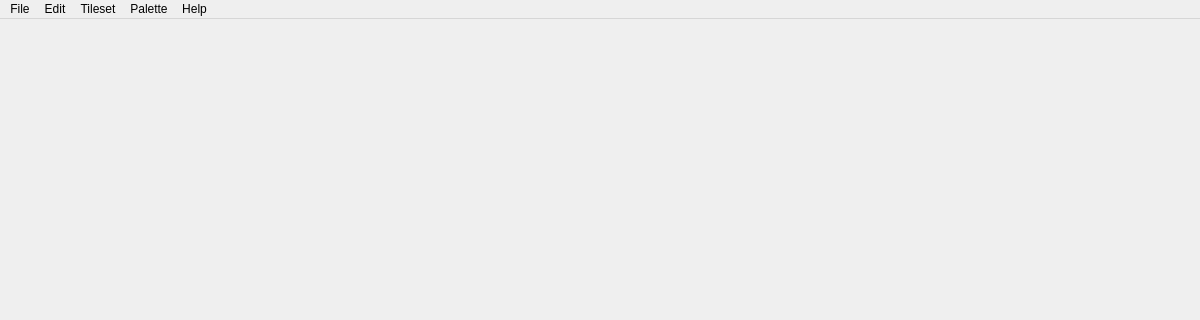
Above: source/mainwindow.ui from diasurgical/d1-graphics-tool before the change; both pictures show x 0 to 1200 and y 0 to 320 of the 1200 by 820 pixel window. Below: the same form after it.
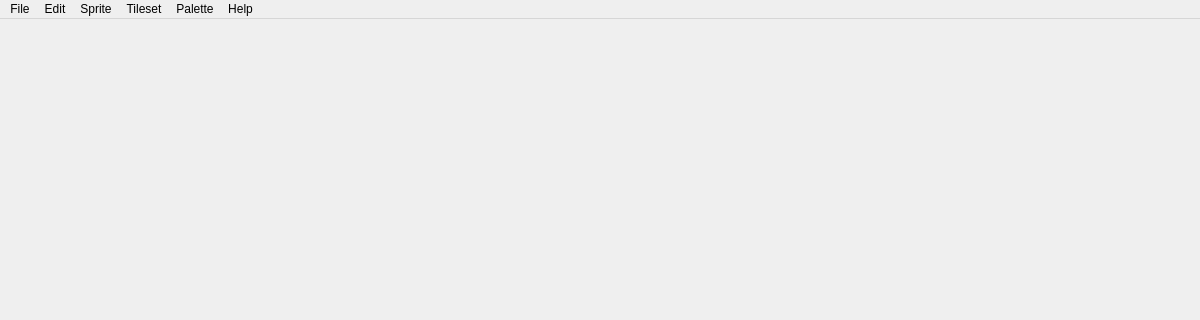
That is the form after the change.

Diff of the .ui file:
```diff
--- a/source/mainwindow.ui
+++ b/source/mainwindow.ui
@@ -143,6 +143,9 @@
     <addaction name="actionAbout_Qt"/>
    </widget>
    <widget class="QMenu" name="menuTileset">
+    <property name="enabled">
+     <bool>true</bool>
+    </property>
     <property name="title">
      <string>Tileset</string>
     </property>
@@ -187,8 +190,18 @@
      <string>Edit</string>
     </property>
    </widget>
+   <widget class="QMenu" name="menuSprite">
+    <property name="enabled">
+     <bool>true</bool>
+    </property>
+    <property name="title">
+     <string>Sprite</string>
+    </property>
+    <addaction name="actionCelHeader"/>
+   </widget>
    <addaction name="menuFile"/>
    <addaction name="menuEdit"/>
+   <addaction name="menuSprite"/>
    <addaction name="menuTileset"/>
    <addaction name="menuPalette"/>
    <addaction name="menuHelp"/>
```
Left out of the diff: 17 changed lines with no effect on the pictures.
